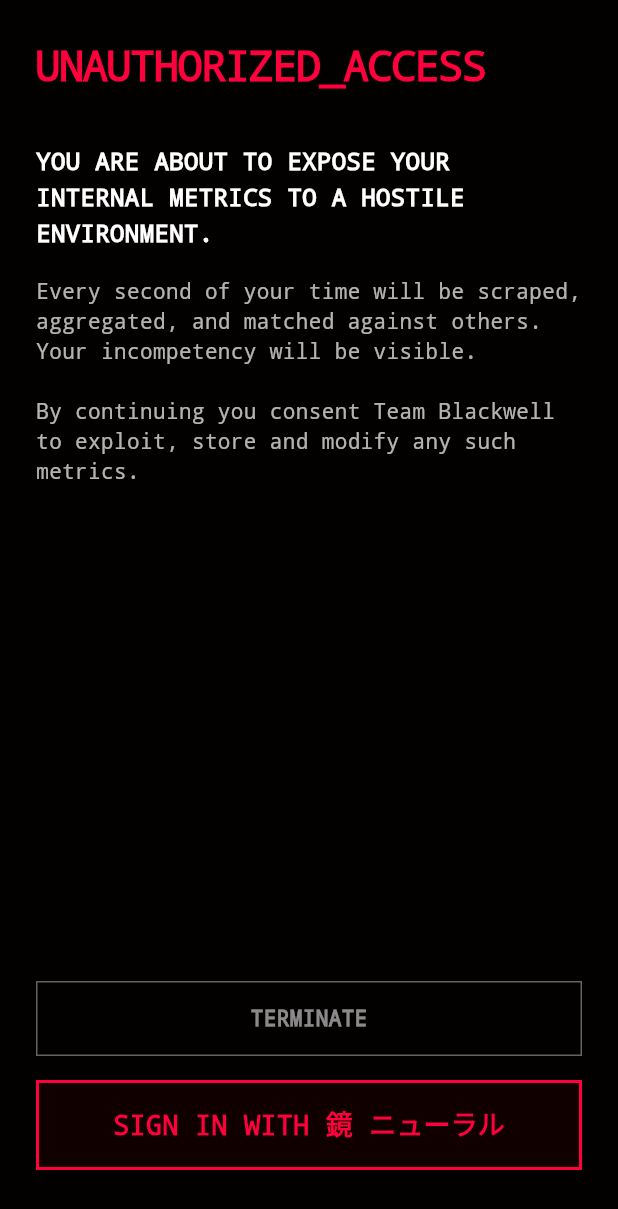
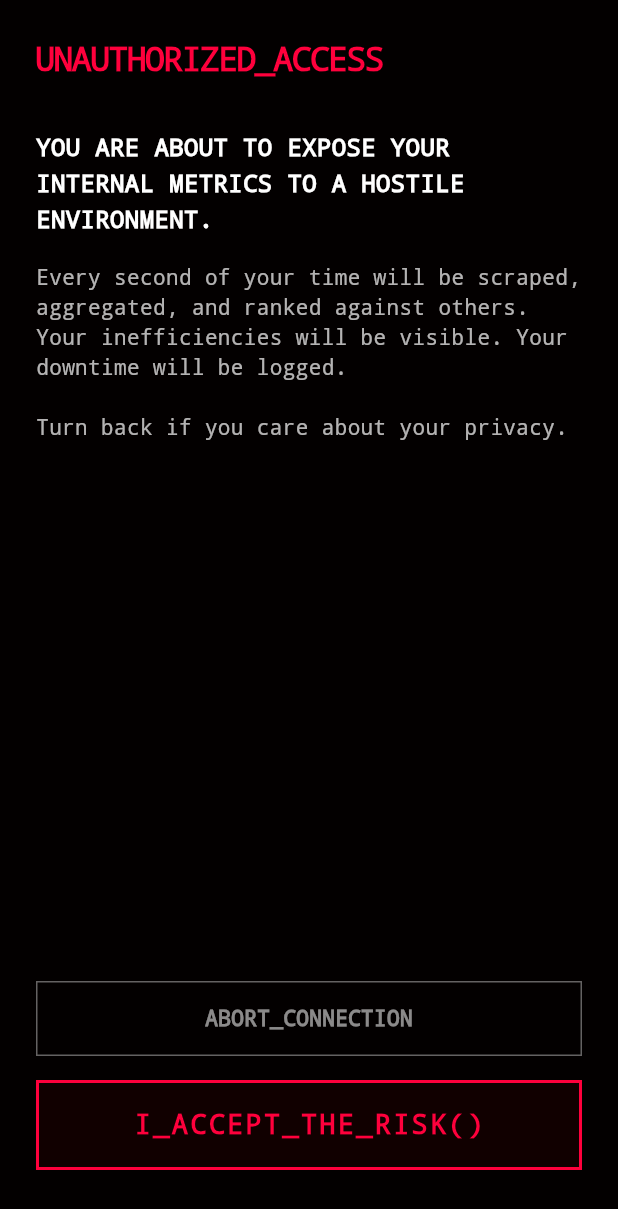
Before and after one commit to Finite-Code/hmt, a Flutter app: the screen it shows after launch, after a tap on an icon or button, on a phone screen of 412 x 824 dp. Shown: the top 1209 px of the screen. Run offline on Flutter 3.47's test engine with Material 3 defaults, Android fonts, the phone set to English and light mode, and no system bars.

Commit message:
hmt: make a welcomescarescreen

```diff
--- a/lib/welcome.dart
+++ b/lib/welcome.dart
@@ -11,7 +11,8 @@ class WelcomeScareScreen extends StatefulWidget {
 }
 
 class _WelcomeScareScreenState extends State<WelcomeScareScreen> {
-  bool showSecondaryWarn = false; // the great glitchy bool you fool
+  // kinda glitchy bool
+  bool showSecondaryWarn = false;
 
   @override
   void initState() {
@@ -43,8 +44,7 @@ class _WelcomeScareScreenState extends State<WelcomeScareScreen> {
   @override
   Widget build(BuildContext context) {
     return Scaffold(
-      backgroundColor: const Color(0xFF030000),
-      // this is darker than the dash itself, which makes me wonder what out of two should be darker? or if even equal
+      backgroundColor: const Color(0xFF030000), // even darker than the dash
       body: SafeArea(
         child: Padding(
           padding: const EdgeInsets.all(24.0),
@@ -56,7 +56,7 @@ class _WelcomeScareScreenState extends State<WelcomeScareScreen> {
                 "UNAUTHORIZED_ACCESS",
                 style: TextStyle(
                   color: Color(0xFFFF003C),
-                  fontSize: 28,
+                  fontSize: 22,
                   fontFamily: 'monospace',
                   fontWeight: FontWeight.w900,
                   letterSpacing: -1,
@@ -76,7 +76,7 @@ class _WelcomeScareScreenState extends State<WelcomeScareScreen> {
               ),
               const SizedBox(height: 16),
               const Text(
-                "Every second of your time will be scraped, aggregated, and matched against others. Your incompetency will be visible.\n\nBy continuing you consent Team Blackwell to exploit, store and modify any such metrics.",
+                "Every second of your time will be scraped, aggregated, and ranked against others. Your inefficiencies will be visible. Your downtime will be logged.\n\nTurn back if you care about your privacy.",
                 style: TextStyle(
                   color: Colors.white70,
                   fontSize: 14,
@@ -93,12 +93,10 @@ class _WelcomeScareScreenState extends State<WelcomeScareScreen> {
                   decoration: BoxDecoration(
                     color: Colors.red.withValues(alpha: 0.1),
                     border: Border.all(
-                      color: const Color(0xFFFF003C),
-                      width: 1.5,
-                    ),
+                        color: const Color(0xFFFF003C), width: 1.5),
                   ),
                   child: const Text(
-                    "WARNING: CONSTRUCT INJECTION DETECTED.\nTHE MONOGRAM MAY KILL THE CLIENT. ABORTING.",
+                    "WARNING: DATA INJECTION DETECTED.\nPROCEEDING WILL LOCK YOUR CLIENT.",
                     style: TextStyle(
                       color: Color(0xFFFF003C),
                       fontFamily: 'monospace',
@@ -108,21 +106,21 @@ class _WelcomeScareScreenState extends State<WelcomeScareScreen> {
                   ),
                 )
               else
-                const SizedBox(height: 60),
-              // keep layout stable before warn pops
+                const SizedBox(
+                    height: 60), // keep layout stable before warn pops
 
               const Spacer(),
 
               // the "leave" btn (safe)
               GestureDetector(
                 onTap: () {
+                  // just show a snackbar for now
                   ScaffoldMessenger.of(context).showSnackBar(
                     const SnackBar(
-                      content: Text(
-                        'Connection terminated. Stay safe sucker',
-                        style: TextStyle(fontFamily: 'monospace'),
-                      ),
-                    ), // TODO: just show a snackbar for now and uhh it looks ugly so fix it later
+                        content: Text('Connection terminated. Safe choice.',
+                            style: TextStyle(
+                                fontFamily:
+                                    'monospace'))), // TODO: just show a snackbar for now and uhh it looks ugly so fix it later
                   );
                 },
                 child: Container(
@@ -134,12 +132,11 @@ class _WelcomeScareScreenState extends State<WelcomeScareScreen> {
                   ),
                   child: const Center(
                     child: Text(
-                      "TERMINATE",
+                      "ABORT_CONNECTION",
                       style: TextStyle(
-                        color: Colors.white54,
-                        fontFamily: 'monospace',
-                        fontWeight: FontWeight.bold,
-                      ),
+                          color: Colors.white54,
+                          fontFamily: 'monospace',
+                          fontWeight: FontWeight.bold),
                     ),
                   ),
                 ),
@@ -155,28 +152,26 @@ class _WelcomeScareScreenState extends State<WelcomeScareScreen> {
                   if (!context.mounted) return;
                   Navigator.pushReplacement(
                     context,
-                    MaterialPageRoute(builder: (context) => const GlitchDash()),
+                    MaterialPageRoute(
+                        builder: (context) => const GlitchDash()),
                   );
                 },
                 child: Container(
                   height: 60,
                   width: double.infinity,
                   decoration: BoxDecoration(
-                    color: const Color(0xFF110000),
-                    border: Border.all(
-                      color: const Color(0xFFFF003C),
-                      width: 2,
-                    ),
+                    color: const Color(0xFF110000), // dark red tint
+                    border:
+                        Border.all(color: const Color(0xFFFF003C), width: 2),
                   ),
                   child: const Center(
                     child: Text(
-                      "SIGN IN WITH 鏡 ニューラル",
-                      // TODO: Start the Oauth process and uhh maybe keep the japanese company name to make a lore out of it
+                      "I_ACCEPT_THE_RISK()",
                       style: TextStyle(
                         color: Color(0xFFFF003C),
                         fontSize: 18,
                         fontWeight: FontWeight.w900,
-                        letterSpacing: 0.1,
+                        letterSpacing: 1.5,
                         fontFamily: 'monospace',
                       ),
                     ),
```
